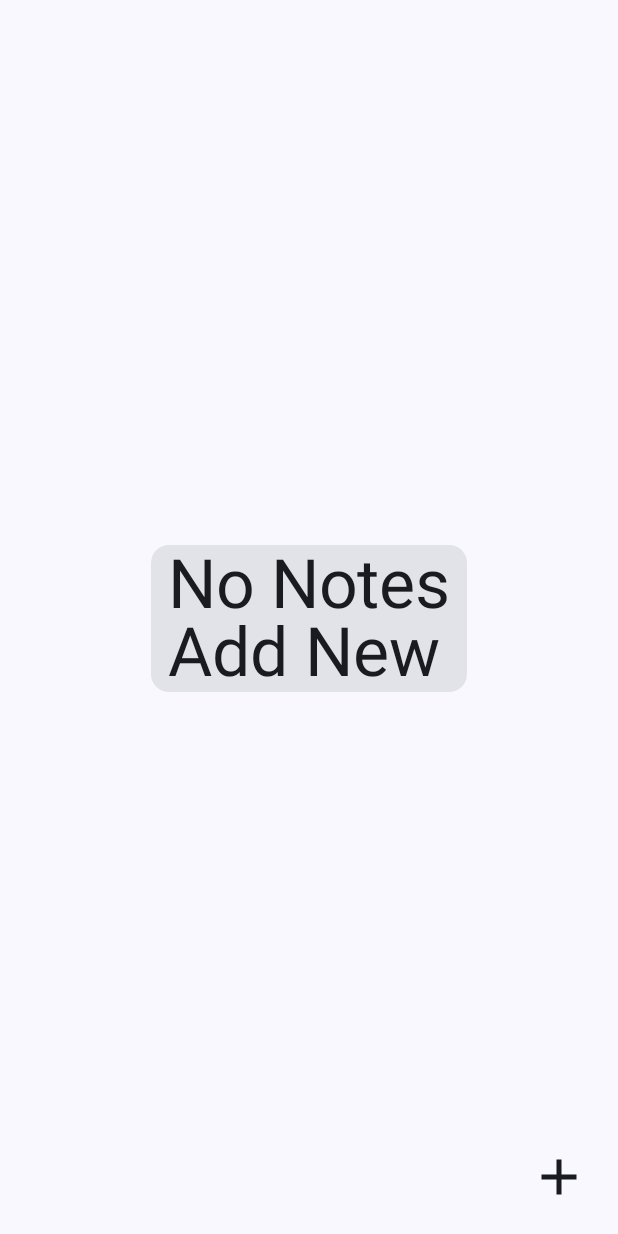
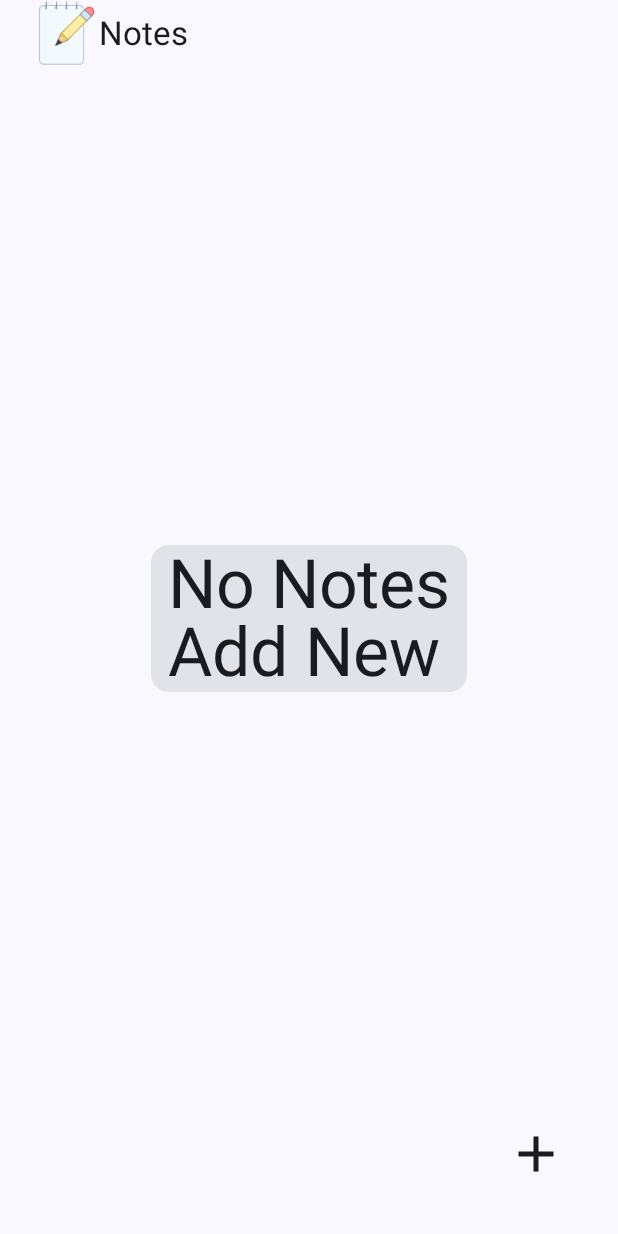
Before and after one commit to SagarAkolkar23/Notes, an Android app built with Jetpack Compose: the screen it shows after launch (MainActivity), on a phone screen of 412 x 824 dp. Run offline under Robolectric (Android 15) with nearby library versions, the phone set to English and light mode, and no system bars; our stand-ins replace Room's generated code.

Commit message:
Almost Done but still the delebe button is noot optimized

```diff
--- a/app/src/main/AndroidManifest.xml
+++ b/app/src/main/AndroidManifest.xml
@@ -6,12 +6,13 @@
         android:allowBackup="true"
         android:dataExtractionRules="@xml/data_extraction_rules"
         android:fullBackupContent="@xml/backup_rules"
-        android:icon="@mipmap/ic_launcher"
+        android:icon="@drawable/icons8_making_notes_80"
         android:label="@string/app_name"
-        android:roundIcon="@mipmap/ic_launcher_round"
+        android:roundIcon="@drawable/icons8_making_notes_80"
         android:supportsRtl="true"
         android:theme="@style/Theme.Note"
-        tools:targetApi="31">
+        tools:targetApi="31"
+        >
         <activity
             android:name=".MainActivity"
             android:exported="true"
--- a/app/src/main/java/com/example/note/MainActivity.kt
+++ b/app/src/main/java/com/example/note/MainActivity.kt
@@ -1,21 +1,19 @@
 package com.example.note
 
-import android.annotation.SuppressLint
-import android.graphics.Paint.Align
 import android.os.Bundle
-import android.provider.ContactsContract
 import android.widget.Toast
 import androidx.activity.ComponentActivity
 import androidx.activity.compose.setContent
+import androidx.compose.foundation.Image
 import androidx.compose.foundation.layout.Box
-import androidx.compose.foundation.layout.Column
 import androidx.compose.foundation.layout.Row
-import androidx.compose.foundation.layout.fillMaxHeight
 import androidx.compose.foundation.layout.fillMaxSize
 import androidx.compose.foundation.layout.fillMaxWidth
 import androidx.compose.foundation.layout.height
 import androidx.compose.foundation.layout.padding
 import androidx.compose.foundation.layout.size
+import androidx.compose.foundation.layout.statusBarsPadding
+import androidx.compose.foundation.layout.width
 import androidx.compose.foundation.layout.wrapContentSize
 import androidx.compose.foundation.lazy.LazyColumn
 import androidx.compose.foundation.lazy.items
@@ -28,43 +26,38 @@ import androidx.compose.material.icons.filled.Delete
 import androidx.compose.material.icons.filled.Done
 import androidx.compose.material.icons.filled.Edit
 import androidx.compose.material3.Card
-import androidx.compose.material3.CardDefaults
-import androidx.compose.material3.CardElevation
 import androidx.compose.material3.ExperimentalMaterial3Api
 import androidx.compose.material3.Icon
 import androidx.compose.material3.IconButton
 import androidx.compose.material3.MaterialTheme
+import androidx.compose.material3.Scaffold
 import androidx.compose.material3.Surface
 import androidx.compose.material3.Text
 import androidx.compose.material3.TextField
 import androidx.compose.material3.TextFieldDefaults
+import androidx.compose.material3.TopAppBar
 import androidx.compose.runtime.Composable
 import androidx.compose.runtime.LaunchedEffect
 import androidx.compose.runtime.collectAsState
 import androidx.compose.runtime.getValue
-import androidx.compose.runtime.mutableStateListOf
 import androidx.compose.runtime.mutableStateOf
 import androidx.compose.runtime.remember
-import androidx.compose.runtime.saveable.autoSaver
 import androidx.compose.runtime.setValue
 import androidx.compose.ui.Alignment
 import androidx.compose.ui.Modifier
 import androidx.compose.ui.graphics.Color
-import androidx.compose.ui.modifier.modifierLocalConsumer
-import androidx.compose.ui.modifier.modifierLocalMapOf
 import androidx.compose.ui.platform.LocalContext
+import androidx.compose.ui.res.painterResource
 import androidx.compose.ui.text.TextStyle
 import androidx.compose.ui.tooling.preview.Preview
 import androidx.compose.ui.unit.dp
 import androidx.compose.ui.unit.sp
-import androidx.room.Entity
 import com.example.note.ui.theme.NoteDatabase
 import com.example.note.ui.theme.NoteTheme
 import com.example.note.ui.theme.entity
 import kotlinx.coroutines.CoroutineScope
 import kotlinx.coroutines.Dispatchers
 import kotlinx.coroutines.launch
-import org.intellij.lang.annotations.JdkConstants.HorizontalAlignment
 
 class MainActivity : ComponentActivity() {
     override fun onCreate(savedInstanceState: Bundle?) {
@@ -77,7 +70,7 @@ class MainActivity : ComponentActivity() {
                     color = MaterialTheme.colorScheme.background
                 ) {
 
-                    Screen()
+                    Final()
                 }
             }
         }
@@ -207,9 +200,39 @@ fun nonote(){
     }
 }
 
+@OptIn(ExperimentalMaterial3Api::class)
 @Composable
 fun Screen(){
 
+    Scaffold (
+        topBar = {
+
+                TopAppBar(
+                    title = {
+                        Row(
+                            modifier = Modifier
+                                .fillMaxWidth()
+                                .statusBarsPadding()
+                        ) {
+                            Image(
+                                painter = painterResource(id = R.drawable.icons8_making_notes_80),
+                                contentDescription = "notes app icon",
+                                modifier = Modifier
+                                    .width(50.dp)
+                                    .height(50.dp)
+                            )
+                            Text(
+                                text = "Notes",
+                                modifier = Modifier
+                                    .align(alignment = Alignment.CenterVertically)
+                            )
+                        }
+                    },
+                    modifier = Modifier.height(45.dp)
+                    )
+
+        },
+        content = {padding ->
 
             val context = LocalContext.current
             val mdb = remember { NoteDatabase.getInstance(context) }
@@ -217,13 +240,15 @@ fun Screen(){
 
 
 
-    if(notesList.isEmpty()){
+
+
+            if (notesList.isEmpty()) {
                 nonote()
-    }
-    else {
+            } else {
                 Box(
                     modifier = Modifier
                         .fillMaxSize()
+                        .padding(padding)
                 ) {
 
                     LazyColumn(
@@ -241,17 +266,19 @@ fun Screen(){
                                     }
                                 }, onDelete = { noteToDelete ->
                                     CoroutineScope(Dispatchers.IO).launch {
-                                mdb.NoteDAO().DeleteNote(noteToDelete)
+                                        mdb.NoteDAO().Deleteid(noteToDelete.id)
                                     }
                                 })
                         }
                     }
 
 
-
                 }
             }
-    Box(modifier = Modifier) {
+            Box(modifier = Modifier
+                .padding(padding)
+                .fillMaxSize()
+                .padding(end = 15.dp, bottom = 15.dp)) {
                 IconButton(
                     onClick = {
                         val newNote = entity(text = "", id = 0)
@@ -268,9 +295,51 @@ fun Screen(){
                     Icon(
                         imageVector = Icons.Default.Add,
                         contentDescription = "Add new note",
-                Modifier.size(45.dp)
+                        Modifier.size(65.dp)
                     )
                 }
+            }
+        }
+    )
+}
+
+
+@Composable
+fun SplashScreen(onTimeout: () -> Unit){
+
+    LaunchedEffect(Unit){
+        kotlinx.coroutines.delay(1500)
+        onTimeout()
+    }
+
+    Box(modifier = Modifier
+        .fillMaxSize()){
+
+        Image(painter = painterResource(id = R.drawable.icons8_making_notes_80),
+            contentDescription = "Splash Screen image",
+            modifier = Modifier
+                .align(alignment = Alignment.Center)
+                .size(150.dp))
+        Text(text = "Notes",
+            modifier = Modifier
+                .align(alignment = Alignment.Center)
+                .padding(top = 205.dp),
+            fontSize = 45.sp)
+    }
+
+
+}
+
+
+@Composable
+fun Final(){
+    var show by remember { mutableStateOf(true) }
+
+    if(show){
+        SplashScreen(onTimeout = { show = false})
+    }
+    else{
+        Screen()
     }
 
 }
@@ -280,5 +349,9 @@ fun Screen(){
 @Preview
 @Composable
 fun pre(){
-    Screen()
+    var show by remember { mutableStateOf(true) }
+
+    SplashScreen(onTimeout = { show = false})
+
+
 }
--- a/app/src/main/java/com/example/note/ui/theme/NoteDAO.kt
+++ b/app/src/main/java/com/example/note/ui/theme/NoteDAO.kt
@@ -6,16 +6,15 @@ import androidx.room.Insert
 import androidx.room.OnConflictStrategy
 import androidx.room.Query
 import kotlinx.coroutines.flow.Flow
-import java.net.IDN
 
 @Dao
 interface NoteDAO {
     @Insert(onConflict = OnConflictStrategy.REPLACE)
     suspend fun NewNote(entity: entity)
 
-    @Delete
-    suspend fun DeleteNote(entity: entity)
-
     @Query("select * from entity")
     fun getNotes() : Flow<List<entity>>
+
+    @Query("DELETE from entity where id = :ID")
+    suspend fun Deleteid(ID : Int)
 }
--- a/app/src/main/java/com/example/note/ui/theme/entity.kt
+++ b/app/src/main/java/com/example/note/ui/theme/entity.kt
@@ -6,6 +6,6 @@ import androidx.room.PrimaryKey
 @Entity
 data class entity(
     @PrimaryKey(autoGenerate = true)
-    val id : Int,
+    val id : Int = 0,
     val text : String
 )
--- a/app/src/main/java/com/example/note/ui/theme/viewit.kt
+++ b/app/src/main/java/com/example/note/ui/theme/viewit.kt
@@ -1,9 +1,19 @@
 package com.example.note.ui.theme
 
 import androidx.lifecycle.ViewModel
+import androidx.lifecycle.viewModelScope
+import androidx.room.Delete
+import kotlinx.coroutines.flow.Flow
+import kotlinx.coroutines.launch
 
-class noteview(
-private val dao: NoteDAO
-) :ViewModel(){
+class noteview(private val dao: NoteDAO) :ViewModel(){
+    val note : Flow<List<entity>> = dao.getNotes()
+
+
+    fun Deleteid(ID : Int) {
+        viewModelScope.launch {
+            dao.Deleteid(ID)
+        }
+    }
 
 }
```
Also changed, not shown: app/src/main/res/drawable/icons8_making_notes_80.png (added). Lines whose indentation alone changed are shown as unchanged.
